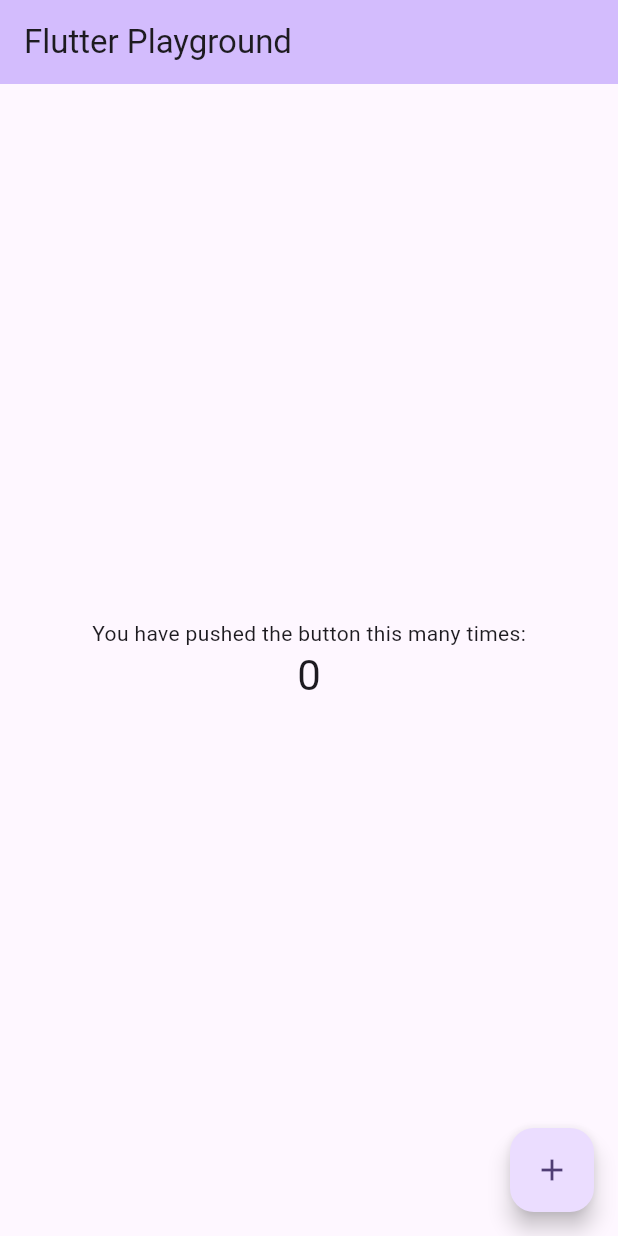
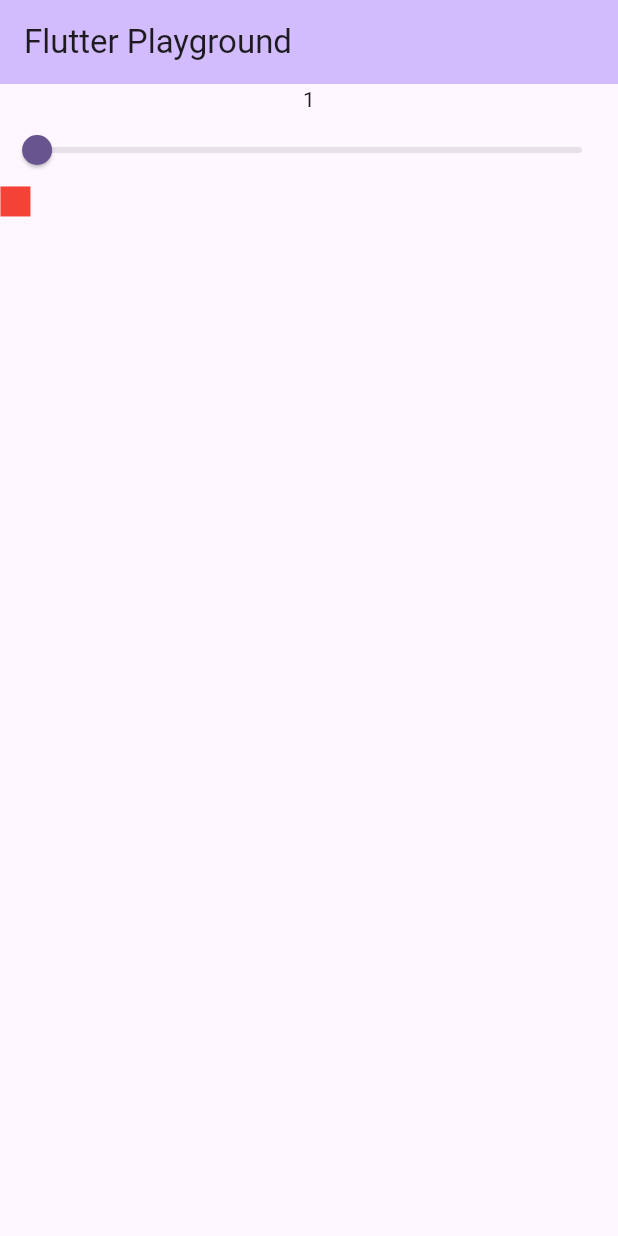
Before and after one commit to dyvapandhu/flutter-playground, a Flutter app: the screen it shows after launch, on a phone screen of 412 x 824 dp. Run offline on Flutter 3.47's test engine with Material 3 defaults, Android fonts, the phone set to English and light mode, and no system bars.

Commit message:
feat: implement slider grid

```diff
--- a/lib/main.dart
+++ b/lib/main.dart
@@ -7,27 +7,11 @@ void main() {
 class MyApp extends StatelessWidget {
   const MyApp({super.key});
 
-  // This widget is the root of your application.
   @override
   Widget build(BuildContext context) {
     return MaterialApp(
       title: 'Flutter Demo',
       theme: ThemeData(
-        // This is the theme of your application.
-        //
-        // TRY THIS: Try running your application with "flutter run". You'll see
-        // the application has a purple toolbar. Then, without quitting the app,
-        // try changing the seedColor in the colorScheme below to Colors.green
-        // and then invoke "hot reload" (save your changes or press the "hot
-        // reload" button in a Flutter-supported IDE, or press "r" if you used
-        // the command line to start the app).
-        //
-        // Notice that the counter didn't reset back to zero; the application
-        // state is not lost during the reload. To reset the state, use hot
-        // restart instead.
-        //
-        // This works for code too, not just values: Most code changes can be
-        // tested with just a hot reload.
         colorScheme: ColorScheme.fromSeed(seedColor: Colors.deepPurple),
         useMaterial3: true,
       ),
@@ -38,16 +22,6 @@ class MyApp extends StatelessWidget {
 
 class MyHomePage extends StatefulWidget {
   const MyHomePage({super.key, required this.title});
-
-  // This widget is the home page of your application. It is stateful, meaning
-  // that it has a State object (defined below) that contains fields that affect
-  // how it looks.
-
-  // This class is the configuration for the state. It holds the values (in this
-  // case the title) provided by the parent (in this case the App widget) and
-  // used by the build method of the State. Fields in a Widget subclass are
-  // always marked "final".
-
   final String title;
 
   @override
@@ -55,71 +29,52 @@ class MyHomePage extends StatefulWidget {
 }
 
 class _MyHomePageState extends State<MyHomePage> {
-  int _counter = 0;
-
-  void _incrementCounter() {
-    setState(() {
-      // This call to setState tells the Flutter framework that something has
-      // changed in this State, which causes it to rerun the build method below
-      // so that the display can reflect the updated values. If we changed
-      // _counter without calling setState(), then the build method would not be
-      // called again, and so nothing would appear to happen.
-      _counter++;
-    });
-  }
+  double _sliderValue = 1;
 
   @override
   Widget build(BuildContext context) {
-    // This method is rerun every time setState is called, for instance as done
-    // by the _incrementCounter method above.
-    //
-    // The Flutter framework has been optimized to make rerunning build methods
-    // fast, so that you can just rebuild anything that needs updating rather
-    // than having to individually change instances of widgets.
     return Scaffold(
       appBar: AppBar(
-        // TRY THIS: Try changing the color here to a specific color (to
-        // Colors.amber, perhaps?) and trigger a hot reload to see the AppBar
-        // change color while the other colors stay the same.
         backgroundColor: Theme.of(context).colorScheme.inversePrimary,
-        // Here we take the value from the MyHomePage object that was created by
-        // the App.build method, and use it to set our appbar title.
         title: Text(widget.title),
       ),
-      body: Center(
-        // Center is a layout widget. It takes a single child and positions it
-        // in the middle of the parent.
-        child: Column(
-          // Column is also a layout widget. It takes a list of children and
-          // arranges them vertically. By default, it sizes itself to fit its
-          // children horizontally, and tries to be as tall as its parent.
-          //
-          // Column has various properties to control how it sizes itself and
-          // how it positions its children. Here we use mainAxisAlignment to
-          // center the children vertically; the main axis here is the vertical
-          // axis because Columns are vertical (the cross axis would be
-          // horizontal).
-          //
-          // TRY THIS: Invoke "debug painting" (choose the "Toggle Debug Paint"
-          // action in the IDE, or press "p" in the console), to see the
-          // wireframe for each widget.
-          mainAxisAlignment: MainAxisAlignment.center,
-          children: <Widget>[
-            const Text(
-              'You have pushed the button this many times:',
+      body: Column(
+        crossAxisAlignment: CrossAxisAlignment.start,
+        mainAxisSize: MainAxisSize.min,
+        children: <Widget>[
+          Center(
+            child: Text(
+              _sliderValue.round().toString(),
+              textAlign: TextAlign.center,
             ),
-            Text(
-              '$_counter',
-              style: Theme.of(context).textTheme.headlineMedium,
+          ),
+          Slider(
+              label: _sliderValue.round().toString(),
+              value: _sliderValue,
+              max: 500,
+              onChanged: (double value) {
+                setState(() {
+                  _sliderValue = value;
+                });
+              }),
+          Expanded(
+            child: GridView.count(
+              crossAxisCount: 20,
+              children: List.generate(_sliderValue.round(), (index) {
+                return Center(
+                  child: SizedBox(
+                    width: 20,
+                    height: 20,
+                    child: const DecoratedBox(
+                      decoration: BoxDecoration(color: Colors.red),
+                    ),
+                  ),
+                );
+              }),
             ),
-          ],
-        ),
+          )
+        ],
       ),
-      floatingActionButton: FloatingActionButton(
-        onPressed: _incrementCounter,
-        tooltip: 'Increment',
-        child: const Icon(Icons.add),
-      ), // This trailing comma makes auto-formatting nicer for build methods.
     );
   }
 }
```
